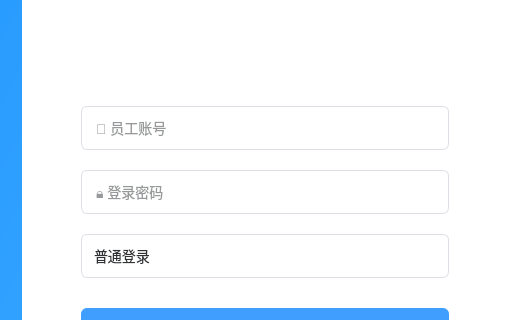
Before: the Qt Designer form AttendanceClient/AttendanceClient.ui in cai-0312/FaceAttendanceSystem, drawn with Qt 5; both pictures show x 322 to 850 and y 223 to 543 of the 850 by 676 pixel window.
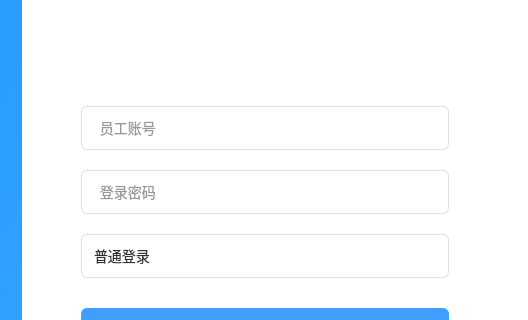
After: the same form once the commit is applied. Icons and pictures are not drawn.

```diff
--- a/AttendanceClient/AttendanceClient.ui
+++ b/AttendanceClient/AttendanceClient.ui
@@ -278,7 +278,7 @@
 																</size>
 															</property>
 															<property name="placeholderText">
-																<string>👤 员工账号</string>
+                <string> 员工账号</string>
 															</property>
 														</widget>
 													</item>
@@ -294,7 +294,7 @@
 																<enum>QLineEdit::EchoMode::Password</enum>
 															</property>
 															<property name="placeholderText">
-																<string>🔒 登录密码</string>
+                <string> 登录密码</string>
 															</property>
 														</widget>
 													</item>
```
Left out of the diff: 14 changed lines with no effect on the pictures. Lines whose indentation alone changed are shown as unchanged.
